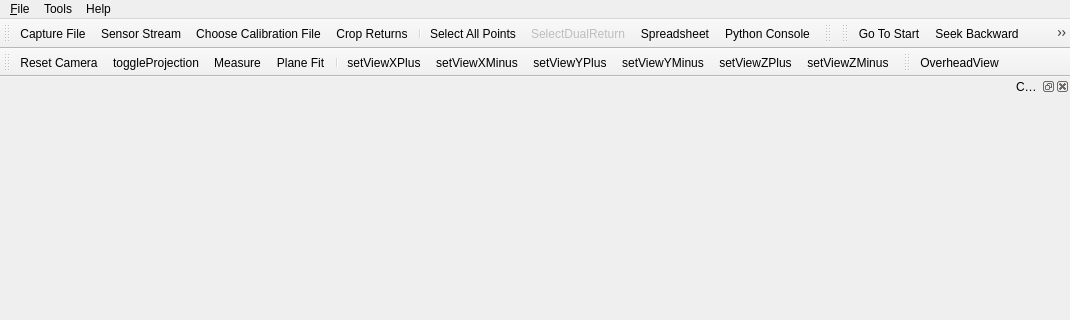
Kitware/VeloView, file vvMainWindow.ui: the form before one commit; both pictures show x 0 to 1070 and y 0 to 320 of the 1070 by 645 pixel window.
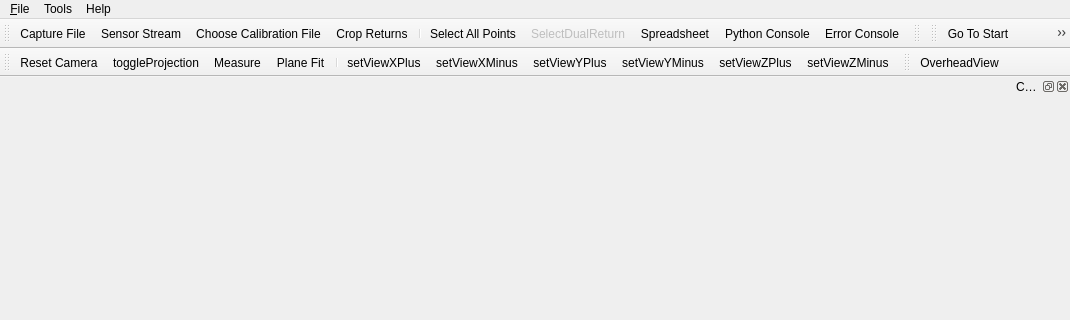
The form after the commit. Icons and pictures are not drawn. Custom widgets are drawn as their Qt base class.

```diff
--- a/vvMainWindow.ui
+++ b/vvMainWindow.ui
@@ -158,6 +158,7 @@
    <addaction name="actionSelectDualReturn2"/>
    <addaction name="actionSpreadsheet"/>
    <addaction name="actionPython_Console"/>
+   <addaction name="actionShowErrorDialog"/>
   </widget>
   <widget class="vvColorToolbar" name="colorToolBar">
    <property name="windowTitle">
```
